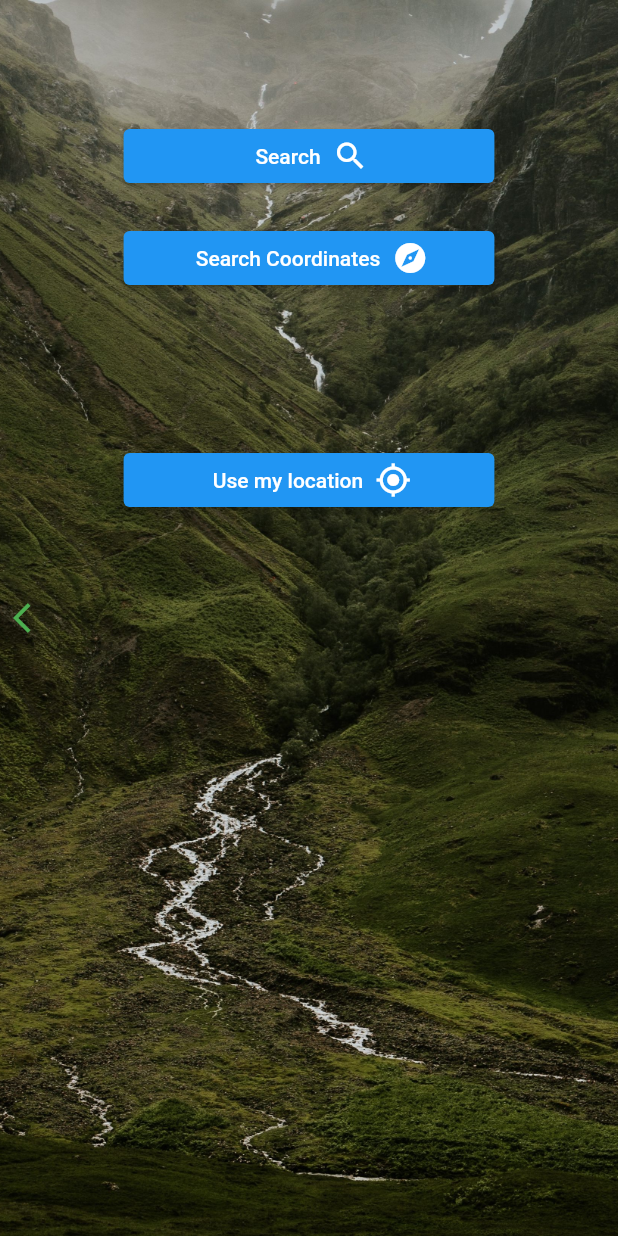
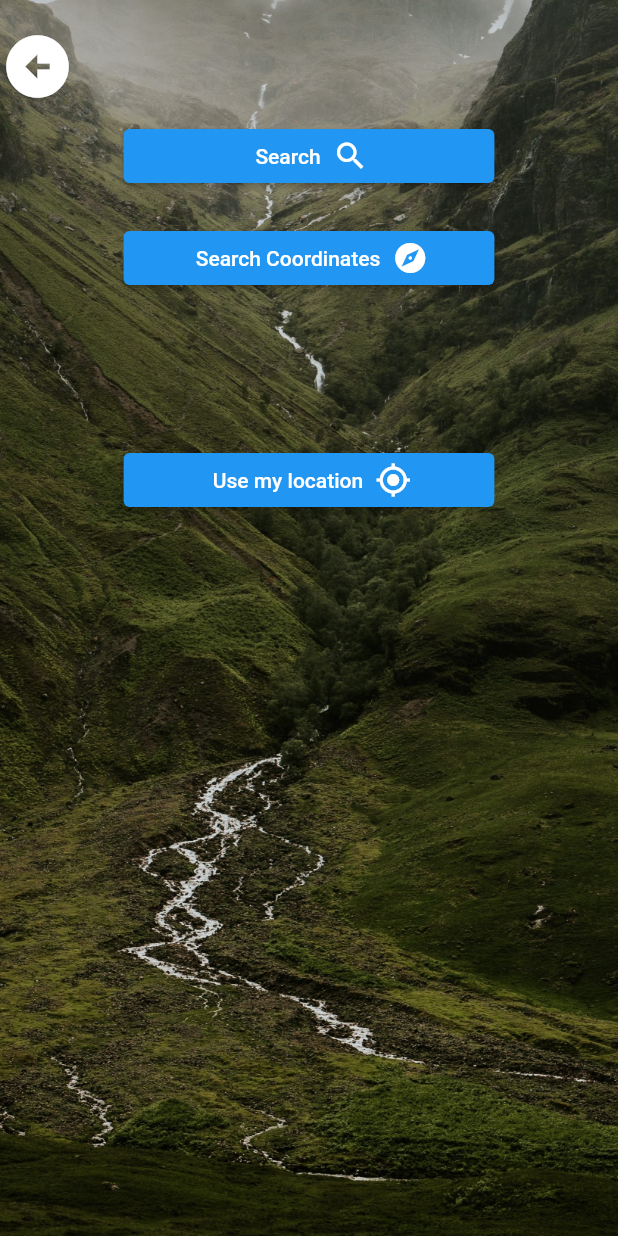
Before and after one commit to Avanta8/WeHike, a Flutter app: the SearchPage widget shown alone on an empty page, opened directly, on a phone screen of 412 x 824 dp. Run offline on Flutter 3.47's test engine with Material 2 defaults, Android fonts, the phone set to English and light mode, and no system bars; our stand-ins replace flutter_svg, geolocator, location, shared_preferences; accounts and stored records are empty.

Commit message:
Back button appears in top left

```diff
--- a/we_hike/lib/searchpage/main.dart
+++ b/we_hike/lib/searchpage/main.dart
@@ -3,6 +3,29 @@ import 'package:we_hike/homelayout/layout.dart';
 import 'package:we_hike/my_api/api_calls.dart';
 import 'package:we_hike/my_api/future_model.dart';
 import 'package:shared_preferences/shared_preferences.dart';
+
+class BackButton extends StatelessWidget {
+  const BackButton({super.key});
+
+  @override
+  Widget build(BuildContext context) {
+    return GestureDetector(
+      child: const Icon(
+        Icons.arrow_circle_left,
+        color: Colors.white,
+        size: 50,
+      ),
+      onTap: () {
+        Navigator.push(
+            context,
+            MaterialPageRoute(
+                builder: (context) => Layout(
+                      key: key,
+                    )));
+      },
+    );
+  }
+}
 
 class SearchPage extends StatelessWidget {
   const SearchPage({super.key});
@@ -19,21 +42,11 @@ class SearchPage extends StatelessWidget {
       )),
       child: Row(
         children: [
-          Expanded(
+          const Expanded(
             flex: 1,
-            child: GestureDetector(
-              child: const Icon(
-                Icons.arrow_back_ios,
-                color: Colors.green,
-              ),
-              onTap: () {
-                Navigator.push(
-                    context,
-                    MaterialPageRoute(
-                        builder: (context) => Layout(
-                              key: key,
-                            )));
-              },
+            child: Align(
+              alignment: FractionalOffset(0.4, 0.025),
+              child: BackButton(),
             ),
           ),
           Expanded(
```
